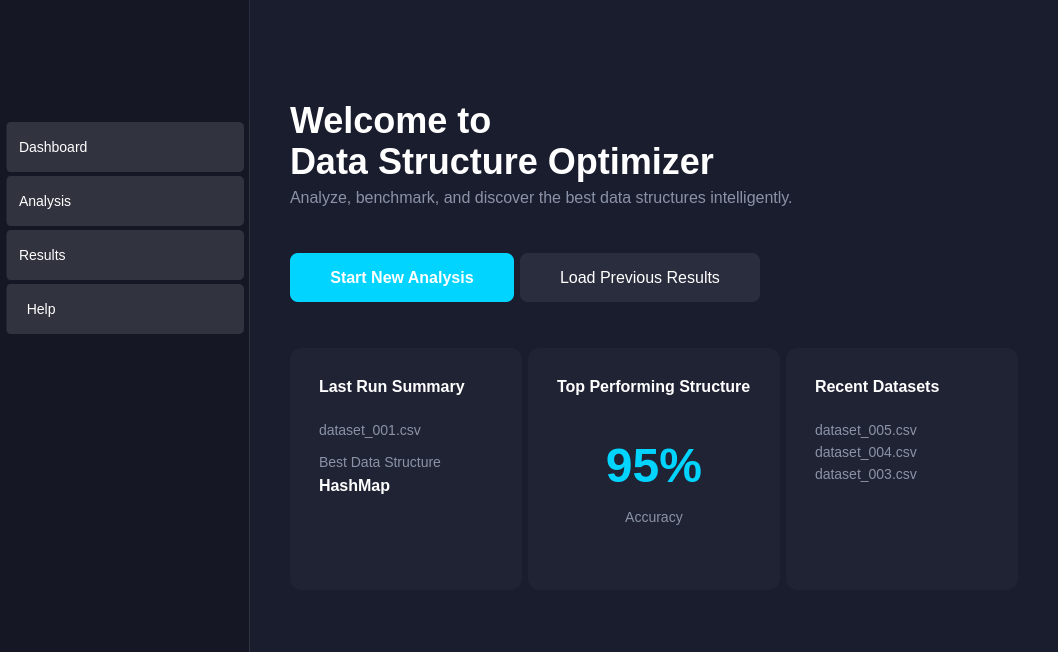
Qt form gui/mainwindow.ui (yaseenkh9n/Data-Structures-Optimizer) before a commit.
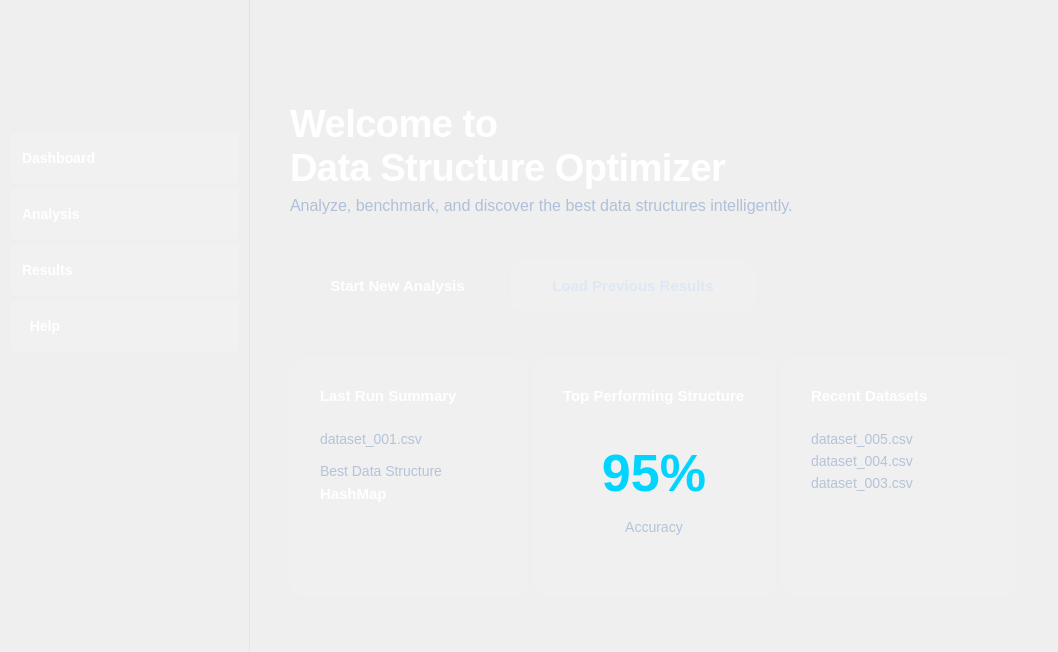
The same form after that commit. Icons and pictures are not drawn.

The edit to the form file:
```diff
--- a/gui/mainwindow.ui
+++ b/gui/mainwindow.ui
@@ -15,30 +15,46 @@
   </property>
   <property name="styleSheet">
    <string notr="true">
-/* Main Window - Dark Theme */
+/* ═══════════════════════════════════════════════════════════════
+   DATA STRUCTURE OPTIMIZER - GLASSMORPHISM DASHBOARD
+   Frosted glass effects with cyan/teal glowing accents
+   ═══════════════════════════════════════════════════════════════ */
+
+/* Main Window - Unified Deep Space Background */
 QMainWindow {
-    background-color: #1a1d2e;
+    background: qlineargradient(
+        spread:pad, x1:0, y1:0, x2:1, y2:1,
+        stop:0 #0d1117,
+        stop:0.5 #151b25,
+        stop:1 #0d1117
+    );
 }
 
-/* Sidebar */
+/* Sidebar - Same Background, Subtle Border */
 #sidebar {
-    background-color: #151824;
-    border-right: 1px solid #2a2d3e;
+    background: transparent;
+    border-right: 1px solid rgba(0, 212, 255, 0.15);
 }
 
-/* List Widget Sidebar */
+/* Sidebar List - Interactive Glass Items */
 QListWidget#sidebarList {
-    background-color: #151824;
+    background-color: transparent;
     border: none;
     outline: none;
-    color: #8b92a7;
+    color: rgba(160, 180, 210, 0.85);
     font-size: 14px;
+    font-weight: 500;
+    padding: 10px 5px;
 }
 
 QListWidget#sidebarList::item {
-    padding: 15px 20px;
-    border: none;
-    border-left: 3px solid transparent;
+    background: transparent;
+    border: 1px solid transparent;
+    border-radius: 10px;
+    color: rgba(160, 180, 210, 0.8);
+    padding: 14px 18px;
+    margin: 3px 8px;
+    height: 22px;
 }
 
 QListWidget#sidebarList::item:hover {
@@ -47,94 +63,110 @@
 }
 
 QListWidget#sidebarList::item:selected {
-    background-color: #1f2333;
+    background: qlineargradient(
+        spread:pad, x1:0, y1:0, x2:1, y2:0,
+        stop:0 rgba(0, 212, 255, 0.25),
+        stop:0.6 rgba(0, 212, 255, 0.1),
+        stop:1 transparent
+    );
+    border: 1px solid rgba(0, 212, 255, 0.4);
+    border-left: 4px solid #00d4ff;
     color: #00d4ff;
-    border-left: 3px solid #00d4ff;
+    font-weight: 600;
 }
 
-/* Content Area */
+/* Content Area - Transparent */
 #contentArea {
-    background-color: #1a1d2e;
+    background: transparent;
 }
 
 /* Welcome Title */
 #welcomeTitle {
     color: #ffffff;
-    font-size: 36px;
-    font-weight: bold;
+    font-size: 38px;
+    font-weight: 700;
+    letter-spacing: -0.5px;
 }
 
 #welcomeSubtitle {
-    color: #8b92a7;
+    color: rgba(160, 180, 210, 0.8);
     font-size: 16px;
 }
 
-/* Primary Button */
+/* Primary Button - Glowing Cyan */
 QPushButton#primaryButton {
-    background-color: #00d4ff;
+    background: qlineargradient(
+        spread:pad, x1:0, y1:0, x2:1, y2:1,
+        stop:0 #00d4ff,
+        stop:0.5 #00b8e6,
+        stop:1 #0099cc
+    );
     color: #ffffff;
     border: none;
-    border-radius: 8px;
+    border-radius: 12px;
     padding: 15px 40px;
-    font-size: 16px;
-    font-weight: bold;
+    font-size: 15px;
+    font-weight: 600;
 }
 
 QPushButton#primaryButton:hover {
     background-color: #00b8e6;
 }
 
-/* Secondary Button */
+QPushButton#primaryButton:pressed {
+    background: qlineargradient(
+        spread:pad, x1:0, y1:0, x2:1, y2:1,
+        stop:0 #00a8dd,
+        stop:1 #0088bb
+    );
+}
+
+/* Secondary Button - Frosted Glass */
 QPushButton#secondaryButton {
-    background-color: #2a2d3e;
-    color: #ffffff;
-    border: none;
-    border-radius: 8px;
+    background: rgba(255, 255, 255, 0.06);
+    color: rgba(220, 230, 245, 0.9);
+    border: 1px solid rgba(255, 255, 255, 0.12);
+    border-radius: 12px;
     padding: 15px 40px;
-    font-size: 16px;
+    font-size: 15px;
+    font-weight: 500;
 }
 
 QPushButton#secondaryButton:hover {
     background-color: #353847;
 }
 
-/* Cards */
-QFrame#card {
-    background-color: #1f2333;
-    border-radius: 12px;
+/* Cards - Frosted Glass Panels */
+QFrame#card, QFrame#card_2, QFrame#card_3 {
+    background: rgba(255, 255, 255, 0.04);
+    border: 1px solid rgba(255, 255, 255, 0.08);
+    border-radius: 16px;
     padding: 20px;
 }
 
-QFrame#card_2 {
-    background-color: #1f2333;
-    border-radius: 12px;
-    padding: 20px;
-}
-
-QFrame#card_3 {
-    background-color: #1f2333;
-    border-radius: 12px;
-    padding: 20px;
+QFrame#card:hover, QFrame#card_2:hover, QFrame#card_3:hover {
+    background: rgba(0, 212, 255, 0.06);
+    border: 1px solid rgba(0, 212, 255, 0.25);
 }
 
 /* Card Titles */
 QLabel#cardTitle, QLabel#cardTitle_2, QLabel#cardTitle_3, QLabel#cardTitle_4 {
     color: #ffffff;
-    font-size: 16px;
-    font-weight: bold;
+    font-size: 15px;
+    font-weight: 600;
 }
 
 /* Card Text */
 QLabel#cardText, QLabel#cardText_2, QLabel#cardText_3, QLabel#cardText_4, QLabel#cardText_5, QLabel#cardText_6 {
-    color: #8b92a7;
+    color: rgba(160, 180, 210, 0.75);
     font-size: 14px;
 }
 
-/* Highlight Text */
+/* Highlight Text - Glowing Cyan */
 QLabel#highlightText {
     color: #00d4ff;
-    font-size: 48px;
-    font-weight: bold;
+    font-size: 52px;
+    font-weight: 700;
 }
 
 /* Logo Text */
@@ -144,12 +176,12 @@
     font-weight: bold;
 }
 
-/* Settings Button */
+/* Settings Button - Icon Glow */
 QPushButton#settingsButton {
     background-color: transparent;
     border: none;
-    color: #8b92a7;
-    font-size: 20px;
+    border-radius: 10px;
+    padding: 6px;
 }
 
 QPushButton#settingsButton:hover {
```
Left out of the diff: 22 changed lines with no effect on the pictures.
